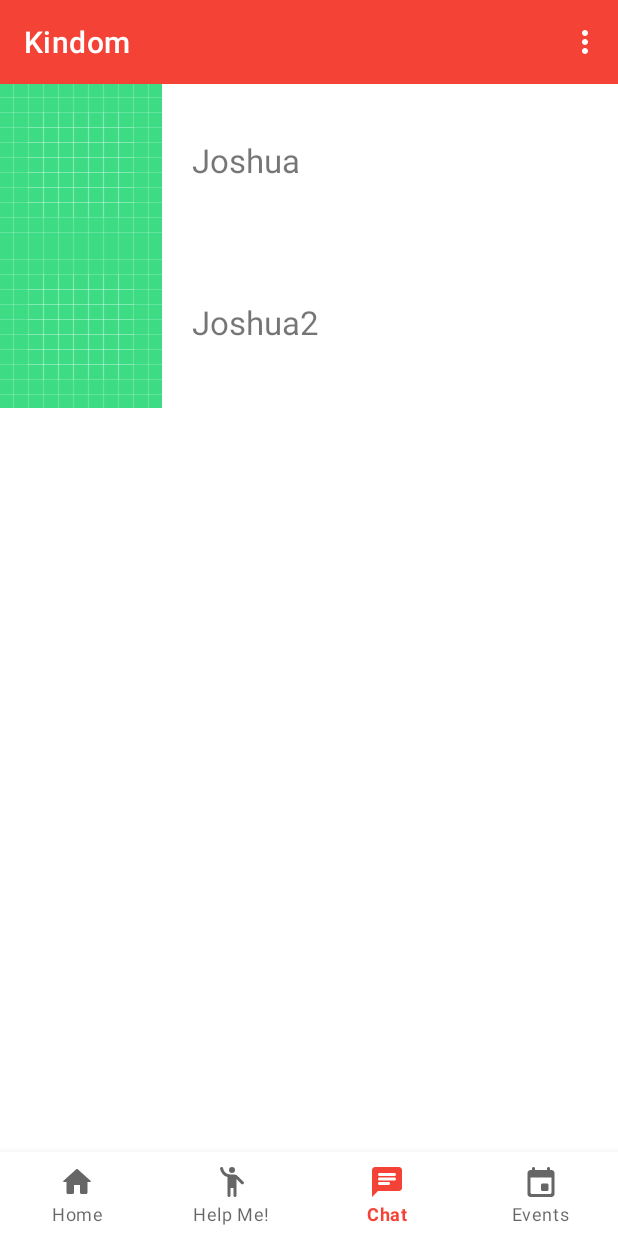
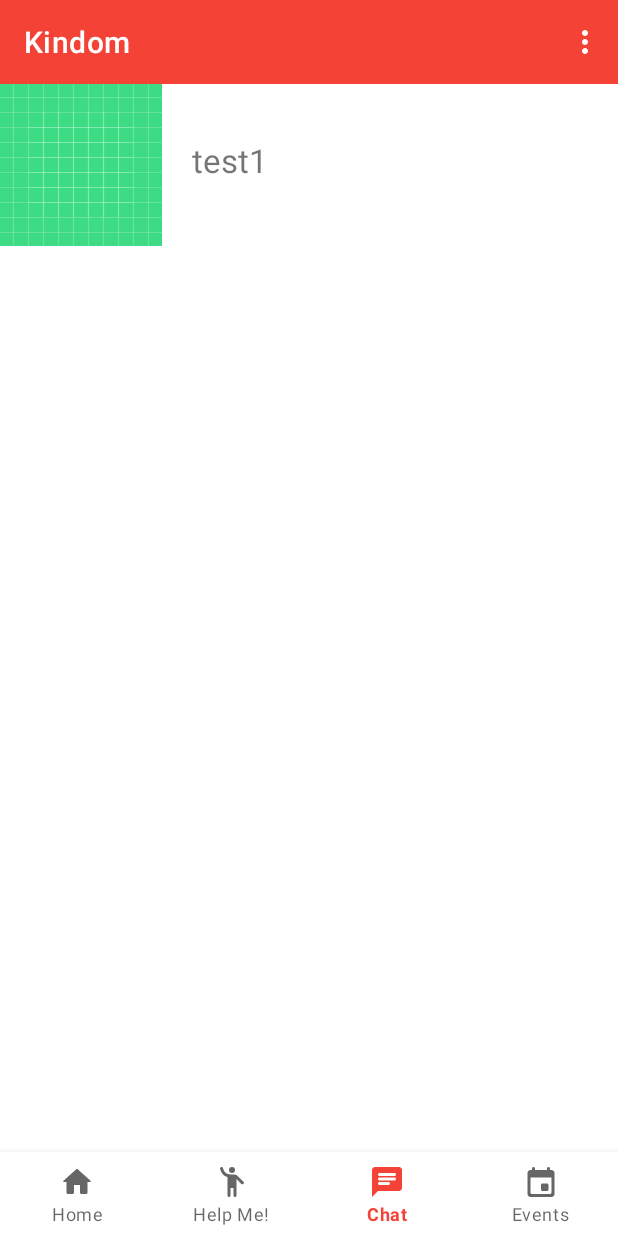
Before and after one commit to songyi-98/Kindom, an Android app: the screen it shows after launch once a user with an empty profile is signed in (HomeActivity), item 3 of the bottom bar chosen, on a phone screen of 412 x 824 dp. Run offline under Robolectric (Android 15) with nearby library versions, the phone set to English and light mode, and no system bars; our stand-ins replace Firebase (no records; nobody signed in at launch, a user with empty details on screens opened directly).

Commit message:
Rework chat data structure

```diff
--- a/app/src/main/java/com/example/kindom/chat/ChatFragment.java
+++ b/app/src/main/java/com/example/kindom/chat/ChatFragment.java
@@ -21,6 +21,8 @@ import com.google.firebase.database.FirebaseDatabase;
 import com.google.firebase.database.ValueEventListener;
 
 import java.util.ArrayList;
+import java.util.HashMap;
+import java.util.Map;
 
 public class ChatFragment extends Fragment {
 
@@ -50,10 +52,13 @@ public class ChatFragment extends Fragment {
         mChatList = rootView.findViewById(R.id.chatList);
 
         //bug identified!! dont let the chatIds be the same or else messages wont display correctly
-        for(int i = 0; i < 1; i++) {
-            chatList.add(new ChatObject("Joshua", "iaggsddiuahs&^(&("));
-            chatList.add(new ChatObject("Joshua2", "joshuahusoajsdoa"));
-        }
+
+        ChatObject tester = new ChatObject("test1", "iaggsddiuahs&^(&(");
+        chatList.add(tester);
+        DatabaseReference chatListRef = FirebaseDatabase.getInstance().getReference().child("chatLists").push();
+        chatListRef.setValue(tester);
+        FirebaseDatabase.getInstance().getReference().child("users").child(FirebaseAuth.getInstance().getUid()).child("chatListKey").push().setValue(chatListRef.getKey());
+
         initializeRecyclerView();
         getUserChatList();
 
--- a/app/src/main/java/com/example/kindom/chat/ChatListAdapter.java
+++ b/app/src/main/java/com/example/kindom/chat/ChatListAdapter.java
@@ -53,7 +53,6 @@ public class ChatListAdapter extends RecyclerView.Adapter<ChatListAdapter.ChatLi
 
                 FirebaseDatabase.getInstance().getReference().child("users").child(FirebaseAuth.getInstance().getUid()).child("chat").child(key).setValue(true);
                 FirebaseDatabase.getInstance().getReference().child("users").child(chatList.get(position).getChatId()).child("chat").child(key).setValue(true);*/
-
             }
         });
     }
```
Also changed, not shown: app/src/main/java/com/example/kindom/RegisterAccountActivity.java (+8 -1 lines), app/src/main/java/com/example/kindom/User.java (+13 -1 lines), app/src/main/res/drawable/navigation_back_arrow.xml (added, +10 -0 lines), app/src/main/res/layout/activity_chat.xml (+10 -0 lines).
